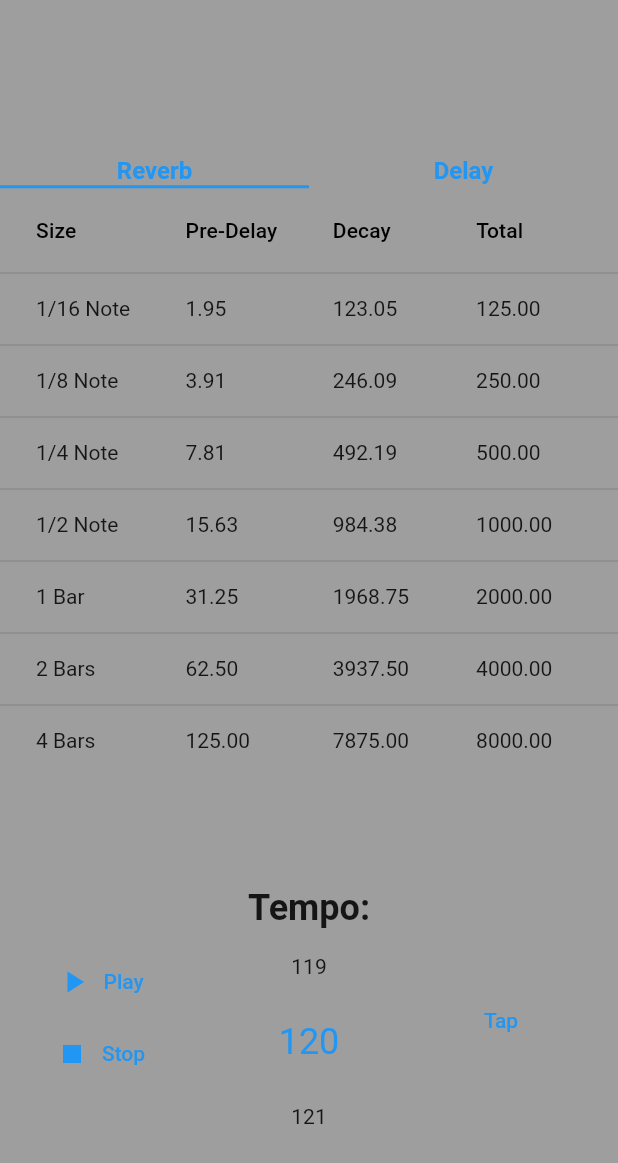
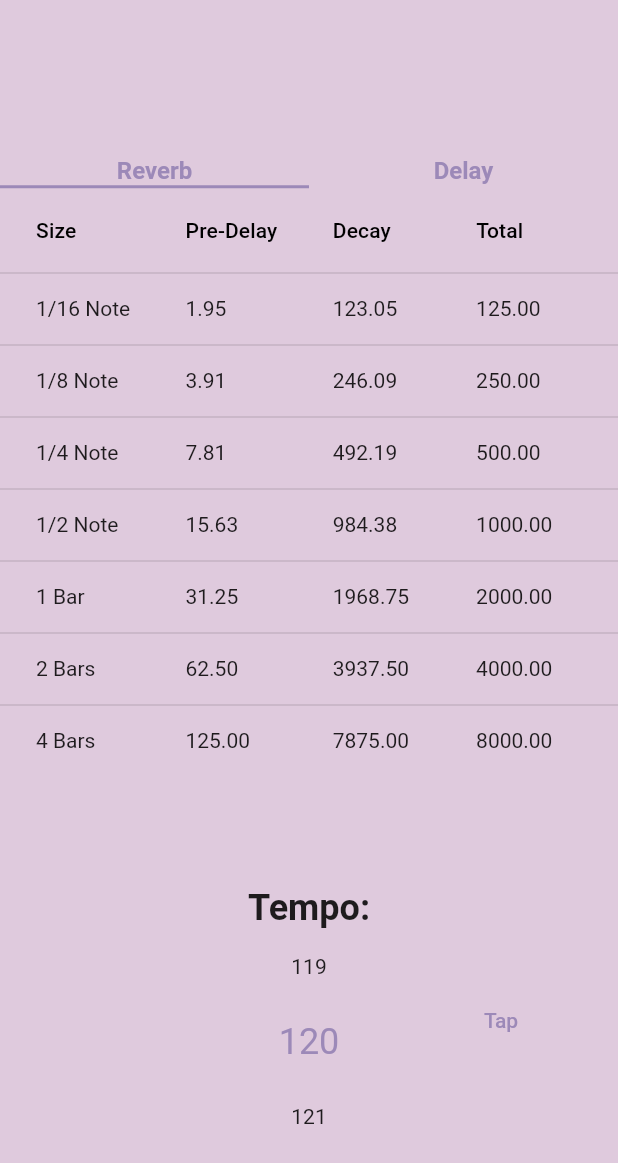
Before and after one commit to maniutin/reverb_calculator, a Flutter app: the screen it shows after launch, on a phone screen of 412 x 824 dp. Shown: the top 1163 px of the screen. Run offline on Flutter 3.47's test engine with Material 2 defaults, Android fonts, the phone set to English and light mode, and no system bars; drawn by our look-alikes of numberpicker; our stand-ins replace audioplayers, shared_preferences; missing offline and left inert: reliable_interval_timer.

Commit message:
update colors

```diff
--- a/lib/main.dart
+++ b/lib/main.dart
@@ -20,8 +20,11 @@ class MyApp extends StatelessWidget {
         child: MaterialApp(
           title: 'Reverb & Delay Calculator',
           theme: ThemeData(
-              primaryColor: Color.fromRGBO(255, 175, 204, 1),
-              scaffoldBackgroundColor: Colors.grey),
+              colorScheme: ColorScheme.fromSwatch().copyWith(
+                primary: const Color.fromARGB(255, 156, 137, 184),
+                secondary: Color.fromARGB(255, 156, 137, 184),
+              ),
+              scaffoldBackgroundColor: Color.fromARGB(255, 223, 202, 221)),
           home: MyHomePage(title: 'Reverb & Delay Calculator'),
         ));
   }
@@ -81,7 +84,8 @@ class _MyHomePageState extends State<MyHomePage> {
               mainAxisSize: MainAxisSize.max,
               mainAxisAlignment: MainAxisAlignment.spaceEvenly,
               children: [
-                Metronome(),
+                // Metronome(),
+                SizedBox(width: 100),
                 TempoSelector(),
                 TapTempo(),
               ],
```
